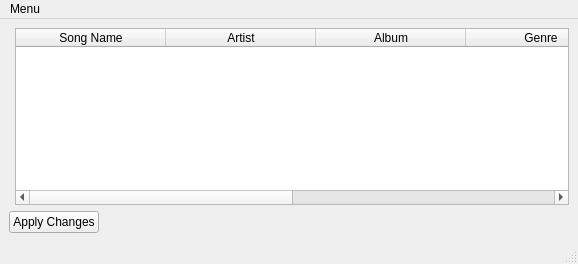
Qt form app/src/mainwindow.ui (MansTomb/utag) before a commit.
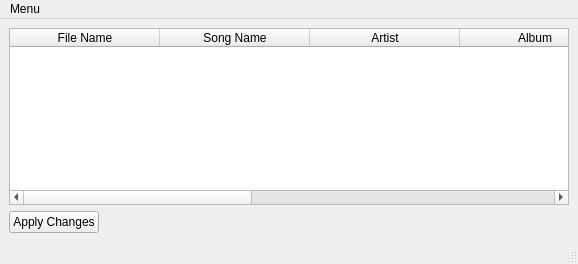
The same form after that commit. Custom widgets are drawn as their Qt base class.

Patch:
```diff
--- a/app/src/mainwindow.ui
+++ b/app/src/mainwindow.ui
@@ -16,8 +16,8 @@
   <widget class="QWidget" name="centralwidget">
    <layout class="QGridLayout" name="gridLayout_2">
     <item row="0" column="0">
-     <layout class="QFormLayout" name="formLayout">
-      <item row="1" column="1">
+     <layout class="QVBoxLayout" name="verticalLayout">
+      <item>
        <widget class="DropTableWidget" name="tableWidget">
         <property name="sizePolicy">
          <sizepolicy hsizetype="Expanding" vsizetype="Expanding">
@@ -44,7 +44,7 @@
          <bool>true</bool>
         </property>
         <property name="columnCount">
-         <number>6</number>
+         <number>7</number>
         </property>
         <attribute name="horizontalHeaderVisible">
          <bool>true</bool>
@@ -58,6 +58,11 @@
         <attribute name="horizontalHeaderStretchLastSection">
          <bool>true</bool>
         </attribute>
+        <column>
+         <property name="text">
+          <string>File Name</string>
+         </property>
+        </column>
         <column>
          <property name="text">
           <string>Song Name</string>
```
Left out of the diff: 27 changed lines with no effect on the pictures.
